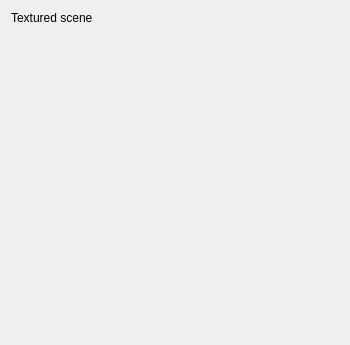
Before: the Qt Designer form src/ui/tiledscene/qgstiledscenetexturerendererwidgetbase.ui in qgis/QGIS, drawn with Qt 5.
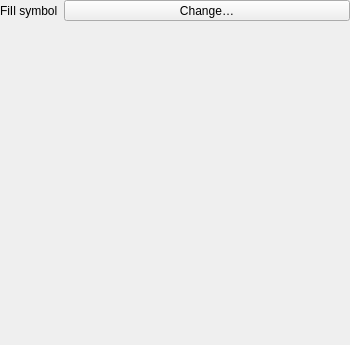
After: the same form once the commit is applied. Custom widgets are drawn as their Qt base class.

Commit message:
Add a fallback fill symbol to the 2d tiled scene texture renderer to use when scenes have no textures available for some primitives
Since there's no way to determine in advance whether or not a scene
will actually have textures, this prevents the non-ideal situation
arising where no content is shown on the map because we default
to the texture renderer and don't have any textures to draw.

Patch:
```diff
--- a/src/ui/tiledscene/qgstiledscenetexturerendererwidgetbase.ui
+++ b/src/ui/tiledscene/qgstiledscenetexturerendererwidgetbase.ui
@@ -13,8 +13,20 @@
   <property name="windowTitle">
    <string notr="true">Form</string>
   </property>
-  <layout class="QGridLayout" name="gridLayout">
-   <item row="1" column="0">
+  <layout class="QGridLayout" name="gridLayout" columnstretch="0,1">
+   <property name="leftMargin">
+    <number>0</number>
+   </property>
+   <property name="topMargin">
+    <number>0</number>
+   </property>
+   <property name="rightMargin">
+    <number>0</number>
+   </property>
+   <property name="bottomMargin">
+    <number>0</number>
+   </property>
+   <item row="2" column="0">
     <spacer name="verticalSpacer">
      <property name="orientation">
       <enum>Qt::Vertical</enum>
@@ -30,12 +42,35 @@
    <item row="0" column="0">
     <widget class="QLabel" name="label">
      <property name="text">
-      <string>Textured scene</string>
+      <string>FiIl symbol</string>
+     </property>
+    </widget>
+   </item>
+   <item row="0" column="1">
+    <widget class="QgsSymbolButton" name="mFillSymbolButton">
+     <property name="sizePolicy">
+      <sizepolicy hsizetype="Expanding" vsizetype="Fixed">
+       <horstretch>0</horstretch>
+       <verstretch>0</verstretch>
+      </sizepolicy>
+     </property>
+     <property name="toolTip">
+      <string>Fill symbol to use when scene content has no textures available</string>
+     </property>
+     <property name="text">
+      <string>Change…</string>
      </property>
     </widget>
    </item>
   </layout>
  </widget>
+ <customwidgets>
+  <customwidget>
+   <class>QgsSymbolButton</class>
+   <extends>QToolButton</extends>
+   <header>qgssymbolbutton.h</header>
+  </customwidget>
+ </customwidgets>
  <resources/>
  <connections/>
 </ui>
```
Left out of the diff: 2 changed lines with no effect on the pictures. The commit also changes 5 other files.
